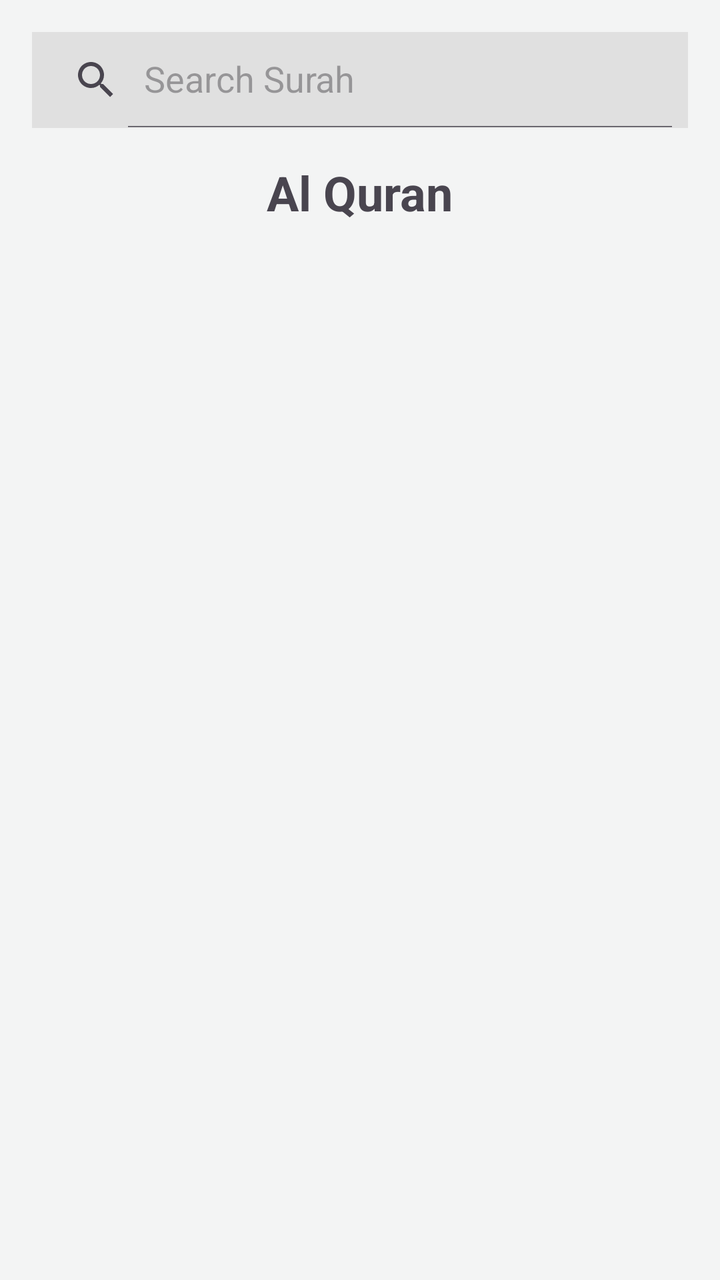
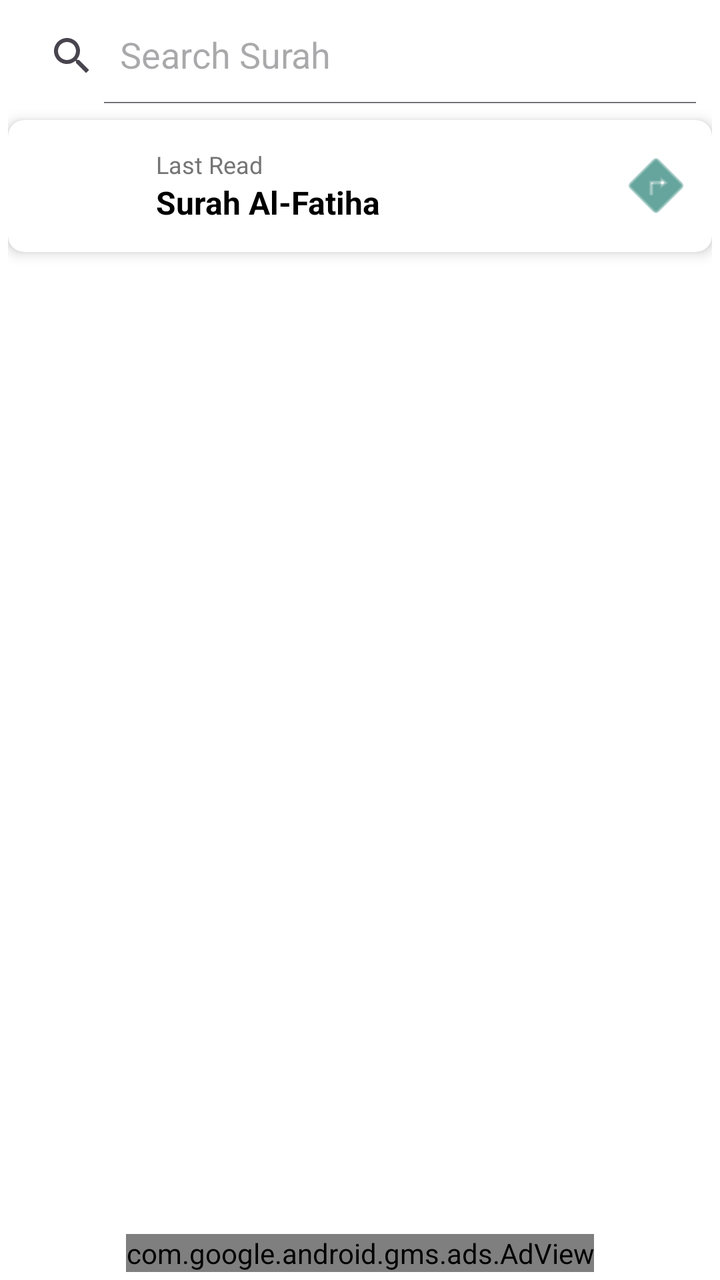

Before-and-after screenshots of an Android layout around one commit, followed by the original layout XML and the change that was made.
<!-- AndroidManifest.xml: application theme Theme.MoslemApp -->
<!-- res/layout/fragment_quran.xml -->
<?xml version="1.0" encoding="utf-8"?>
<LinearLayout xmlns:android="http://schemas.android.com/apk/res/android"
    android:layout_width="match_parent"
    android:layout_height="match_parent"
    android:orientation="vertical"
    android:padding="16dp">

    <androidx.appcompat.widget.SearchView
        android:id="@+id/searchView"
        android:layout_width="match_parent"
        android:layout_height="wrap_content"
        android:layout_marginBottom="16dp"
        app:iconifiedByDefault="false"
        app:queryHint="Search Surah"
        android:background="#E0E0E0"
        xmlns:app="http://schemas.android.com/apk/res-auto"/>

    <androidx.cardview.widget.CardView
        android:id="@+id/cardLastRead"
        android:layout_width="match_parent"
        android:layout_height="wrap_content"
        android:layout_marginBottom="16dp"
        app:cardCornerRadius="8dp"
        app:cardElevation="4dp"
        android:visibility="gone"
        xmlns:app="http://schemas.android.com/apk/res-auto">

        <LinearLayout
            android:layout_width="match_parent"
            android:layout_height="wrap_content"
            android:orientation="horizontal"
            android:padding="16dp"
            android:gravity="center_vertical"
            android:background="?attr/selectableItemBackground">

            <ImageView
                android:layout_width="24dp"
                android:layout_height="24dp"
                android:src="@drawable/ic_launcher_foreground"
                android:layout_marginEnd="16dp"
                app:tint="@color/purple_700"/>

            <LinearLayout
                android:layout_width="0dp"
                android:layout_height="wrap_content"
                android:layout_weight="1"
                android:orientation="vertical">

                <TextView
                    android:layout_width="wrap_content"
                    android:layout_height="wrap_content"
                    android:text="Last Read"
                    android:textSize="12sp"
                    android:textColor="#757575"/>

                <TextView
                    android:id="@+id/tvLastReadSurah"
                    android:layout_width="wrap_content"
                    android:layout_height="wrap_content"
                    android:text="Surah Al-Fatiha"
                    android:textSize="16sp"
                    android:textStyle="bold"
                    android:textColor="@android:color/black"/>
            </LinearLayout>

            <ImageView
                android:layout_width="24dp"
                android:layout_height="24dp"
                android:src="@android:drawable/ic_menu_directions"
                app:tint="@color/purple_700"/>

        </LinearLayout>

    </androidx.cardview.widget.CardView>

    <TextView
        android:layout_width="wrap_content"
        android:layout_height="wrap_content"
        android:text="Al Quran"
        android:textSize="24sp"
        android:textStyle="bold"
        android:layout_gravity="center_horizontal"
        android:layout_marginBottom="16dp"/>

    <androidx.recyclerview.widget.RecyclerView
        android:id="@+id/rvQuran"
        android:layout_width="match_parent"
        android:layout_height="match_parent" />

</LinearLayout>
<!-- resources referenced by this layout -->
<resources>
  <color name="purple_700">#7B1FA2</color>
  <!-- drawable ic_launcher_foreground (drawable) -->
  <vector xmlns:android="http://schemas.android.com/apk/res/android"
      xmlns:aapt="http://schemas.android.com/aapt"
      android:width="108dp"
      android:height="108dp"
      android:viewportWidth="108"
      android:viewportHeight="108">
      <path
          android:fillType="evenOdd"
          android:pathData="M32,64C32,64 38.39,52.99 44.13,50.95C51.37,48.37 70.14,46.8 94,50.36C96.33,50.71 96,51.52 96,51.52C96,51.52 103.29,36.29 102.87,16.29C102.42,5.3 94.81,1.23 94.81,1.23C94.81,1.23 88.01,31.79 32,64Z"
          android:strokeWidth="1"
          android:strokeColor="#00000000">
          <aapt:attr name="android:fillColor">
              <gradient
                  android:endX="78.5885"
                  android:endY="90.9159"
                  android:startX="48.7653"
                  android:startY="61.0927"
                  android:type="linear">
                  <item
                      android:color="#44000000"
                      android:offset="0.0" />
                  <item
                      android:color="#00000000"
                      android:offset="1.0" />
              </gradient>
          </aapt:attr>
      </path>
      <path
          android:fillColor="#FFFFFF"
          android:fillType="nonZero"
          android:pathData="M66.94,46.02L66.94,46.02C72.44,50.07 76,56.61 76,64L32,64C32,56.61 35.56,50.11 40.98,46.06L36.18,41.19C35.45,40.45 35.45,39.3 36.18,38.56C36.91,37.81 38.05,37.81 38.78,38.56L44.25,44.05C47.18,42.57 50.48,41.71 54,41.71C57.48,41.71 60.78,42.57 63.68,44.05L69.11,38.56C69.84,37.81 70.98,37.81 71.71,38.56C72.44,39.3 72.44,40.45 71.71,41.19L66.94,46.02ZM62.94,56.92C64.08,56.92 65,56.01 65,54.88C65,53.76 64.08,52.85 62.94,52.85C61.8,52.85 60.89,53.76 60.89,54.88C60.89,56.01 61.8,56.92 62.94,56.92ZM45.11,56.92C46.25,56.92 47.16,56.01 47.16,54.88C47.16,53.76 46.25,52.85 45.11,52.85C43.97,52.85 43.06,53.76 43.06,54.88C43.06,56.01 43.97,56.92 45.11,56.92Z"
          android:strokeWidth="1"
          android:strokeColor="#00000000" />
  </vector>
  <style name="Theme.MoslemApp" parent="Base.Theme.MoslemApp" />
  <style name="Base.Theme.MoslemApp" parent="Theme.Material3.DayNight.NoActionBar">
  
          <item name="android:colorBackground">#F3F4F4</item>
      </style>
</resources>

<!-- the commit's change to res/layout/fragment_quran.xml (unified diff, before → after) -->
@@ -2,17 +2,19 @@
 <LinearLayout xmlns:android="http://schemas.android.com/apk/res/android"
     android:layout_width="match_parent"
     android:layout_height="match_parent"
+    xmlns:app="http://schemas.android.com/apk/res-auto"
+    xmlns:tools="http://schemas.android.com/tools"
     android:orientation="vertical"
-    android:padding="16dp">
+    android:padding="4dp">
 
     <androidx.appcompat.widget.SearchView
         android:id="@+id/searchView"
         android:layout_width="match_parent"
         android:layout_height="wrap_content"
-        android:layout_marginBottom="16dp"
+        android:layout_marginBottom="8dp"
         app:iconifiedByDefault="false"
         app:queryHint="Search Surah"
-        android:background="#E0E0E0"
+        android:background="@color/white"
         xmlns:app="http://schemas.android.com/apk/res-auto"/>
 
     <androidx.cardview.widget.CardView
@@ -22,23 +24,23 @@
         android:layout_marginBottom="16dp"
         app:cardCornerRadius="8dp"
         app:cardElevation="4dp"
-        android:visibility="gone"
+        android:visibility="visible"
         xmlns:app="http://schemas.android.com/apk/res-auto">
 
         <LinearLayout
             android:layout_width="match_parent"
             android:layout_height="wrap_content"
             android:orientation="horizontal"
-            android:padding="16dp"
+            android:padding="8dp"
             android:gravity="center_vertical"
             android:background="?attr/selectableItemBackground">
 
             <ImageView
-                android:layout_width="24dp"
-                android:layout_height="24dp"
-                android:src="@drawable/ic_launcher_foreground"
+                android:layout_width="50dp"
+                android:layout_height="50dp"
+                android:src="@mipmap/ic_launcher_round"
                 android:layout_marginEnd="16dp"
-                app:tint="@color/purple_700"/>
+                />
 
             <LinearLayout
                 android:layout_width="0dp"
@@ -64,10 +66,10 @@
             </LinearLayout>
 
             <ImageView
-                android:layout_width="24dp"
-                android:layout_height="24dp"
+                android:layout_width="40dp"
+                android:layout_height="40dp"
                 android:src="@android:drawable/ic_menu_directions"
-                app:tint="@color/purple_700"/>
+                app:tint="@color/primary_green"/>
 
         </LinearLayout>
 
@@ -80,11 +82,110 @@
         android:textSize="24sp"
         android:textStyle="bold"
         android:layout_gravity="center_horizontal"
-        android:layout_marginBottom="16dp"/>
+        android:layout_marginBottom="16dp"
+        android:visibility="gone"/>
 
     <androidx.recyclerview.widget.RecyclerView
         android:id="@+id/rvQuran"
         android:layout_width="match_parent"
-        android:layout_height="match_parent" />
+        android:layout_height="0dp"
+        android:layout_weight="1"
+        tools:listitem="@layout/item_surah"
+        />
+
+    <com.google.android.gms.ads.AdView
+        android:id="@+id/adView"
+        android:layout_width="wrap_content"
+        android:layout_height="wrap_content"
+        android:layout_alignParentBottom="true"
+        android:layout_centerHorizontal="true"
+        app:adSize="BANNER"
+        android:layout_gravity="center"
+        app:adUnitId="@string/admob_banner_id"
+        app:layout_constraintBottom_toBottomOf="parent"
+        app:layout_constraintEnd_toEndOf="parent"
+        app:layout_constraintStart_toStartOf="parent" />
+
 
 </LinearLayout>
+<!-- res/layout/item_surah.xml (included above) -->
+<?xml version="1.0" encoding="utf-8"?>
+<androidx.cardview.widget.CardView xmlns:android="http://schemas.android.com/apk/res/android"
+    xmlns:app="http://schemas.android.com/apk/res-auto"
+    android:layout_width="match_parent"
+    android:layout_height="wrap_content"
+    android:layout_margin="2dp"
+    app:cardCornerRadius="8dp"
+    app:cardElevation="4dp">
+
+    <androidx.constraintlayout.widget.ConstraintLayout
+        android:layout_width="match_parent"
+        android:layout_height="wrap_content"
+        android:background="@color/teal_700"
+        android:padding="8dp">
+
+        <TextView
+            android:id="@+id/tvNumber"
+            android:layout_width="wrap_content"
+            android:layout_height="match_parent"
+            android:text="1"
+            android:textSize="24sp"
+            android:textStyle="bold"
+            android:textColor="@color/white"
+            app:layout_constraintStart_toStartOf="parent"
+            app:layout_constraintTop_toTopOf="parent"
+            app:layout_constraintBottom_toBottomOf="parent"/>
+
+        <LinearLayout
+            android:layout_width="0dp"
+            android:layout_height="wrap_content"
+            android:orientation="vertical"
+            android:layout_marginStart="16dp"
+            app:layout_constraintStart_toEndOf="@id/tvNumber"
+            app:layout_constraintTop_toTopOf="parent"
+            app:layout_constraintBottom_toBottomOf="parent"
+            app:layout_constraintEnd_toStartOf="@id/tvNameArabic">
+
+            <TextView
+                android:id="@+id/tvEnglishName"
+                android:layout_width="wrap_content"
+                android:layout_height="wrap_content"
+                android:text="Al-Fatiha"
+                android:textColor="@color/white"
+                android:textStyle="bold"
+                android:textSize="16sp"/>
+
+            <TextView
+                android:id="@+id/tvEnglishNameTranslation"
+                android:layout_width="wrap_content"
+                android:layout_height="wrap_content"
+                android:text="The Opening"
+                android:textSize="14sp"
+                android:textColor="@android:color/white"
+                />
+
+            <TextView
+                android:id="@+id/tvVerses"
+                android:layout_width="wrap_content"
+                android:layout_height="wrap_content"
+                android:text="7 Verses"
+                android:textSize="12sp"
+                android:textColor="@android:color/white"
+                android:layout_marginTop="4dp"/>
+        </LinearLayout>
+
+        <TextView
+            android:id="@+id/tvNameArabic"
+            android:layout_width="wrap_content"
+            android:layout_height="wrap_content"
+            android:text="سورة الفاتحة"
+            android:textSize="20sp"
+            android:textStyle="bold"
+            android:textColor="@android:color/white"
+            app:layout_constraintEnd_toEndOf="parent"
+            app:layout_constraintTop_toTopOf="parent"
+            app:layout_constraintBottom_toBottomOf="parent"/>
+
+    </androidx.constraintlayout.widget.ConstraintLayout>
+
+</androidx.cardview.widget.CardView>
<!-- resource entries referenced after the edit -->
@@ -1,45 +1,29 @@
 <!-- resources referenced by this layout -->
 <resources>
-  <color name="purple_700">#7B1FA2</color>
-  <!-- drawable ic_launcher_foreground (drawable) -->
-  <vector xmlns:android="http://schemas.android.com/apk/res/android"
-      xmlns:aapt="http://schemas.android.com/aapt"
-      android:width="108dp"
-      android:height="108dp"
-      android:viewportWidth="108"
-      android:viewportHeight="108">
-      <path
-          android:fillType="evenOdd"
-          android:pathData="M32,64C32,64 38.39,52.99 44.13,50.95C51.37,48.37 70.14,46.8 94,50.36C96.33,50.71 96,51.52 96,51.52C96,51.52 103.29,36.29 102.87,16.29C102.42,5.3 94.81,1.23 94.81,1.23C94.81,1.23 88.01,31.79 32,64Z"
-          android:strokeWidth="1"
-          android:strokeColor="#00000000">
-          <aapt:attr name="android:fillColor">
-              <gradient
-                  android:endX="78.5885"
-                  android:endY="90.9159"
-                  android:startX="48.7653"
-                  android:startY="61.0927"
-                  android:type="linear">
-                  <item
-                      android:color="#44000000"
-                      android:offset="0.0" />
-                  <item
-                      android:color="#00000000"
-                      android:offset="1.0" />
-              </gradient>
-          </aapt:attr>
-      </path>
-      <path
-          android:fillColor="#FFFFFF"
-          android:fillType="nonZero"
-          android:pathData="M66.94,46.02L66.94,46.02C72.44,50.07 76,56.61 76,64L32,64C32,56.61 35.56,50.11 40.98,46.06L36.18,41.19C35.45,40.45 35.45,39.3 36.18,38.56C36.91,37.81 38.05,37.81 38.78,38.56L44.25,44.05C47.18,42.57 50.48,41.71 54,41.71C57.48,41.71 60.78,42.57 63.68,44.05L69.11,38.56C69.84,37.81 70.98,37.81 71.71,38.56C72.44,39.3 72.44,40.45 71.71,41.19L66.94,46.02ZM62.94,56.92C64.08,56.92 65,56.01 65,54.88C65,53.76 64.08,52.85 62.94,52.85C61.8,52.85 60.89,53.76 60.89,54.88C60.89,56.01 61.8,56.92 62.94,56.92ZM45.11,56.92C46.25,56.92 47.16,56.01 47.16,54.88C47.16,53.76 46.25,52.85 45.11,52.85C43.97,52.85 43.06,53.76 43.06,54.88C43.06,56.01 43.97,56.92 45.11,56.92Z"
-          android:strokeWidth="1"
-          android:strokeColor="#00000000" />
-  </vector>
+  <color name="primary_green">#00695C</color>
+  <color name="teal_700">#FF018786</color>
+  <color name="white">#FFFFFFFF</color>
+  <!-- mipmap ic_launcher_round (mipmap-anydpi-v26) -->
+  <?xml version="1.0" encoding="utf-8"?>
+  <adaptive-icon xmlns:android="http://schemas.android.com/apk/res/android">
+      <background android:drawable="@drawable/ic_launcher_background"/>
+      <foreground android:drawable="@mipmap/ic_launcher_foreground"/>
+  </adaptive-icon>
+  <string name="admob_banner_id" translatable="false">ca-app-pub-3940256099942544/6300978111</string>
   <style name="Theme.MoslemApp" parent="Base.Theme.MoslemApp" />
+  <!-- drawable ic_launcher_background: vector/xml drawable (drawable, 4866 chars, omitted) -->
   <style name="Base.Theme.MoslemApp" parent="Theme.Material3.DayNight.NoActionBar">
   
-          <item name="android:colorBackground">#F3F4F4</item>
+          <item name="colorPrimary">@color/teal_700</item>
+          
+          
+          
+          
+          
+          
+          
+          <item name="android:statusBarColor">?attr/colorPrimary</item>
+          <item name="android:colorBackground">@android:color/white</item>
       </style>
 </resources>
 
